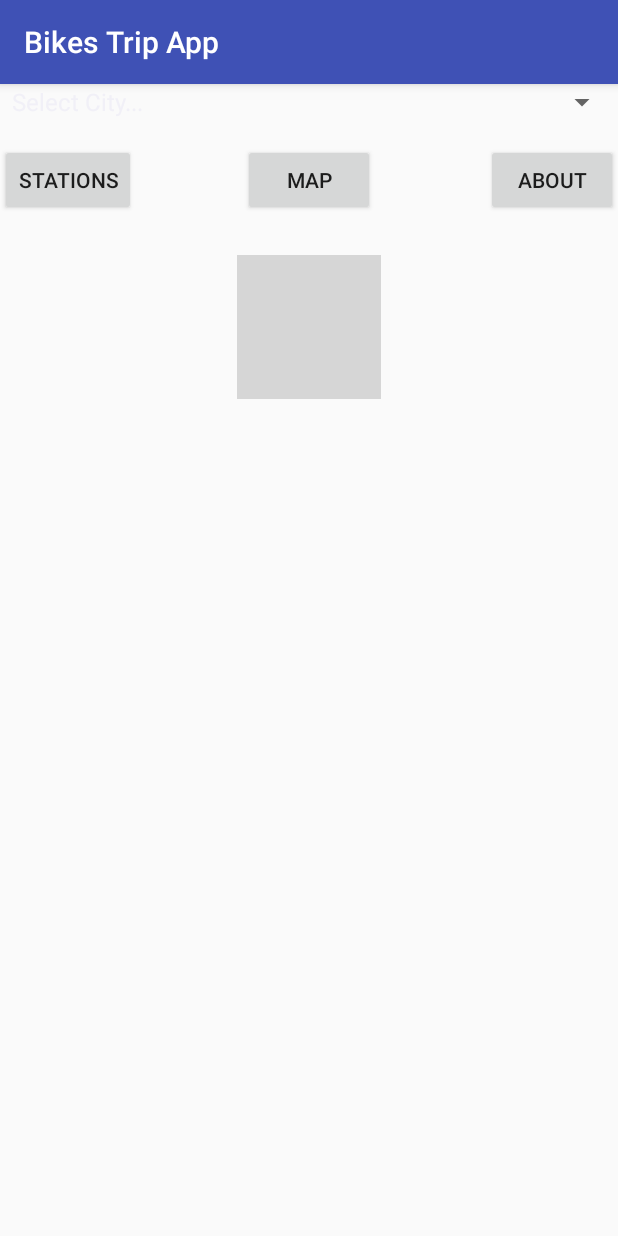
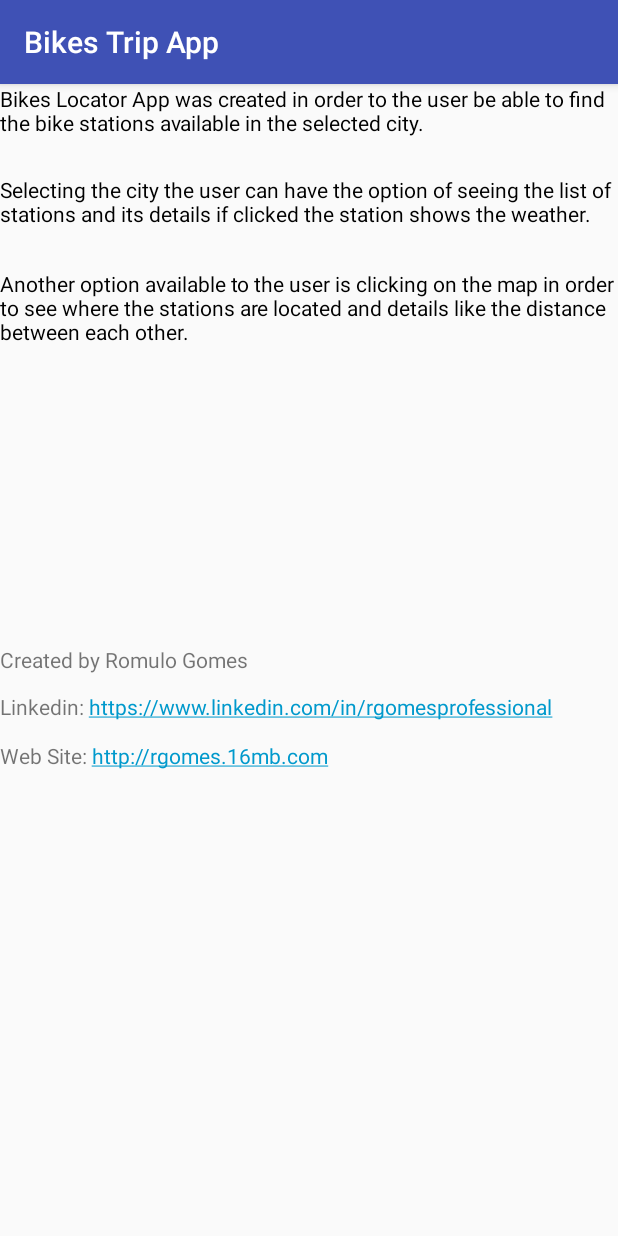
Before and after one commit to Rgomesprofessional/BikesTripApp, an Android app: the screen it shows after launch once a user with an empty profile is signed in (MainActivity before the commit, About after it), after a tap on "ABOUT", on a phone screen of 412 x 824 dp. Run offline under Robolectric (Android 15) with nearby library versions, the phone set to English and light mode, and no system bars; our stand-ins replace Firebase (no records; nobody signed in at launch, a user with empty details on screens opened directly); grey boxes are pictures that could not be loaded.

Commit message:
Stations - Weather - Map - About Commit

```diff
--- /dev/null
+++ b/app/src/main/java/com/example/rgome/bikestripapp/AppContent/About.java
@@ -0,0 +1,31 @@
+package com.example.rgome.bikestripapp.AppContent;
+
+import android.support.v7.app.AppCompatActivity;
+import android.os.Bundle;
+import android.widget.TextView;
+
+import com.example.rgome.bikestripapp.R;
+
+public class About extends AppCompatActivity {
+    //Variables
+    private TextView txtAbout1;
+    private TextView txtAbout2;
+    private TextView txtAbout3;
+    private TextView txtAbout4;
+    private TextView txtAbout5;
+    private TextView txtAbout6;
+
+    @Override
+    protected void onCreate(Bundle savedInstanceState) {
+        super.onCreate(savedInstanceState);
+        setContentView(R.layout.activity_about);
+
+        //Get widgets
+        txtAbout1 = (TextView) findViewById(R.id.txtAbout1);
+        txtAbout2 = (TextView) findViewById(R.id.txtAbout2);
+        txtAbout3 = (TextView) findViewById(R.id.txtAbout3);
+        txtAbout4 = (TextView) findViewById(R.id.txtAbout4);
+        txtAbout5 = (TextView) findViewById(R.id.txtAbout5);
+        txtAbout6 = (TextView) findViewById(R.id.txtAbout6);
+    }
+}
--- a/app/src/main/java/com/example/rgome/bikestripapp/MainActivity.java
+++ b/app/src/main/java/com/example/rgome/bikestripapp/MainActivity.java
@@ -18,6 +18,10 @@ import android.widget.Toast;
 import com.example.rgome.bikestripapp.AccountActivity.AccountSettings;
 import com.example.rgome.bikestripapp.AccountActivity.Login;
 import com.example.rgome.bikestripapp.AccountActivity.SignUp;
+import com.example.rgome.bikestripapp.AppContent.About;
+import com.example.rgome.bikestripapp.AppContent.FetchDataStations;
+import com.example.rgome.bikestripapp.AppContent.MapsActivity;
+import com.example.rgome.bikestripapp.AppContent.Stations;
 import com.google.android.gms.tasks.OnCompleteListener;
 import com.google.android.gms.tasks.Task;
 import com.google.firebase.auth.FirebaseAuth;
@@ -65,8 +69,8 @@ public class MainActivity extends AppCompatActivity {
                         posLongitude.clear();
                     }
 
-             //       FetchData process = new FetchData();
-            //        process.execute();
+                    FetchDataStations process = new FetchDataStations();
+                    process.execute();
                 }
             }
 
@@ -79,8 +83,8 @@ public class MainActivity extends AppCompatActivity {
         btnStations.setOnClickListener(new View.OnClickListener() {
             @Override
             public void onClick(View view) {
-        //        Intent intent = new Intent(MainActivity.this, Stations.class);
-          //      startActivity(intent);
+            Intent intent = new Intent(MainActivity.this, Stations.class);
+            startActivity(intent);
             }
         });
 
@@ -88,8 +92,8 @@ public class MainActivity extends AppCompatActivity {
         btnMap.setOnClickListener(new View.OnClickListener() {
             @Override
             public void onClick(View view) {
-            //    Intent intent = new Intent(MainActivity.this, MapsActivity.class);
-            //    startActivity(intent);
+            Intent intent = new Intent(MainActivity.this, MapsActivity.class);
+            startActivity(intent);
             }
         });
 
@@ -97,8 +101,8 @@ public class MainActivity extends AppCompatActivity {
         btnAbout.setOnClickListener(new View.OnClickListener() {
             @Override
             public void onClick(View view) {
-             //   Intent intent = new Intent(MainActivity.this, About.class);
-            //    startActivity(intent);
+           Intent intent = new Intent(MainActivity.this, About.class);
+           startActivity(intent);
             }
         });
     }
--- /dev/null
+++ b/app/src/main/res/layout/activity_about.xml
@@ -0,0 +1,69 @@
+<?xml version="1.0" encoding="utf-8"?>
+<RelativeLayout xmlns:android="http://schemas.android.com/apk/res/android"
+    xmlns:app="http://schemas.android.com/apk/res-auto"
+    xmlns:tools="http://schemas.android.com/tools"
+    android:layout_width="match_parent"
+    android:layout_height="match_parent"
+    tools:context="com.example.rgome.bikestripapp.AppContent.About">
+
+    <TextView
+        android:id="@+id/txtAbout1"
+        android:layout_width="wrap_content"
+        android:layout_height="wrap_content"
+        android:text="@string/txt_about_1"
+        android:textColor="@android:color/black"
+        tools:layout_editor_absoluteX="16dp"
+        tools:layout_editor_absoluteY="16dp" />
+
+    <TextView
+        android:id="@+id/txtAbout2"
+        android:layout_width="wrap_content"
+        android:layout_height="wrap_content"
+        android:layout_alignParentStart="true"
+        android:layout_below="@+id/txtAbout1"
+        android:layout_marginTop="25dp"
+        android:text="@string/txt_about_2"
+        android:textColor="@android:color/black" />
+
+    <TextView
+        android:id="@+id/txtAbout3"
+        android:layout_width="wrap_content"
+        android:layout_height="wrap_content"
+        android:layout_alignParentStart="true"
+        android:layout_below="@+id/txtAbout2"
+        android:layout_marginTop="27dp"
+        android:text="@string/txt_about_3"
+        android:textColor="@android:color/black" />
+
+    <TextView
+        android:id="@+id/txtAbout4"
+        android:layout_width="wrap_content"
+        android:layout_height="wrap_content"
+        android:layout_alignParentStart="true"
+        android:layout_centerVertical="true"
+        android:text="@string/txt_about_4" />
+
+    <TextView
+        android:id="@+id/txtAbout5"
+        android:layout_width="wrap_content"
+        android:layout_height="wrap_content"
+        android:layout_alignParentStart="true"
+        android:layout_below="@+id/txtAbout4"
+        android:layout_marginTop="12dp"
+        android:autoLink="web"
+        android:clickable="false"
+        android:text="@string/txt_about_5"
+        android:textColorLink="@android:color/holo_blue_dark" />
+
+    <TextView
+        android:id="@+id/txtAbout6"
+        android:layout_width="wrap_content"
+        android:layout_height="wrap_content"
+        android:layout_alignParentStart="true"
+        android:layout_below="@+id/txtAbout5"
+        android:layout_marginTop="13dp"
+        android:autoLink="web"
+        android:text="@string/txt_about_6"
+        android:textColorLink="@android:color/holo_blue_dark" />
+
+</RelativeLayout>
--- a/app/src/main/res/values/strings.xml
+++ b/app/src/main/res/values/strings.xml
@@ -15,4 +15,5 @@
 
     <!-- TODO: Remove or change this placeholder text -->
     <string name="hello_blank_fragment">Hello blank fragment</string>
+    <string name="title_activity_maps">Map</string>
 </resources>
```
Also changed, not shown: app/build.gradle (+3 -7 lines), app/src/debug/res/values/google_maps_api.xml (added, +24 -0 lines), app/src/main/AndroidManifest.xml (+26 -1 lines), app/src/main/java/com/example/rgome/bikestripapp/AppContent/FetchDataStations.java (added, +81 -0 lines), app/src/main/java/com/example/rgome/bikestripapp/AppContent/FetchDataWeather.java (added, +84 -0 lines), app/src/main/java/com/example/rgome/bikestripapp/AppContent/MapsActivity.java (added, +107 -0 lines), app/src/main/java/com/example/rgome/bikestripapp/AppContent/Stations.java (added, +61 -0 lines), app/src/main/java/com/example/rgome/bikestripapp/AppContent/Weather.java (added, +26 -0 lines), app/src/main/res/layout/activity_maps.xml (added, +8 -0 lines), app/src/main/res/layout/activity_stations.xml (added, +16 -0 lines), app/src/main/res/layout/activity_weather.xml (added, +16 -0 lines), app/src/main/res/layout/fragment_fetch_data_stations.xml (added, +9 -0 lines), app/src/main/res/layout/fragment_fetch_data_weather.xml (added, +9 -0 lines), 1 other file.
